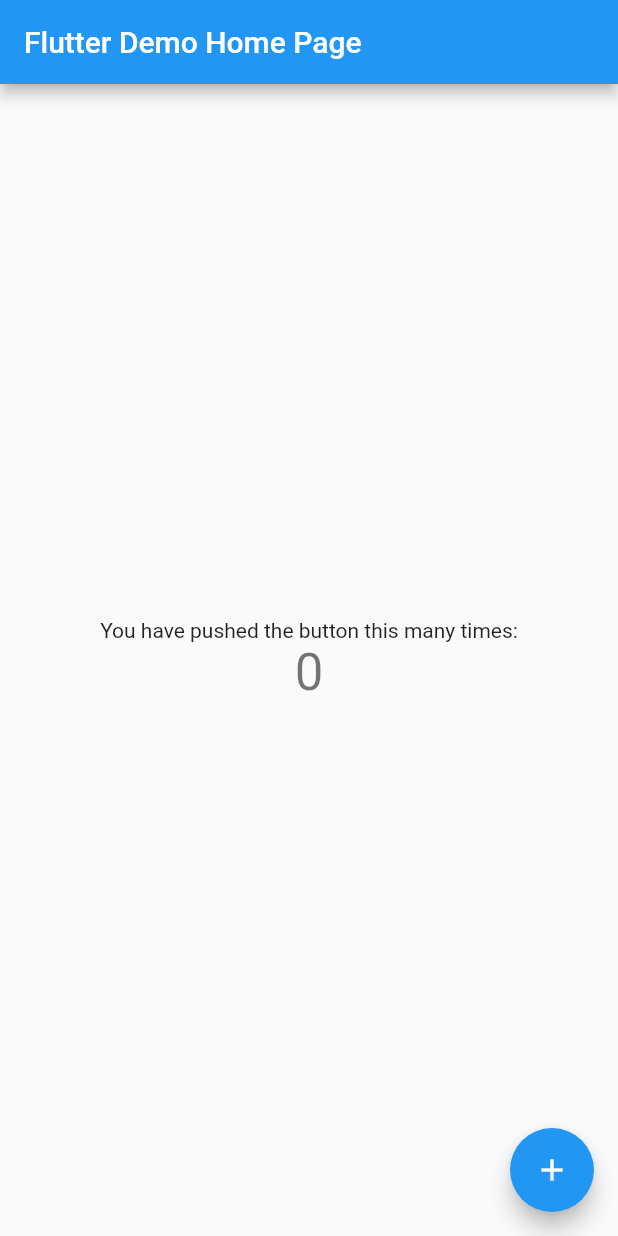
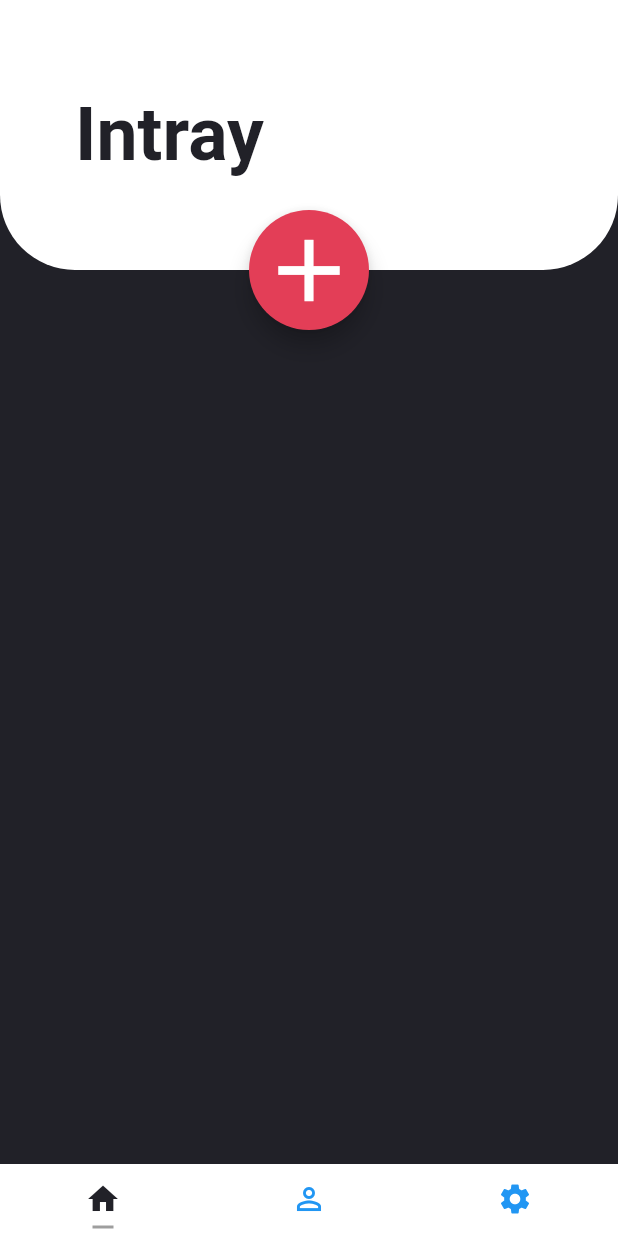
Before and after one commit to wchen1117/todo-app, a Flutter app: the screen it shows after launch, on a phone screen of 412 x 824 dp. Run offline on Flutter 3.47's test engine with Material 2 defaults, Android fonts, the phone set to English and light mode, and no system bars; Roboto replaces fonts that are missing (Avenir).

Commit message:
Create Intray top bar and button #2

```diff
--- a/App/todoapp/lib/main.dart
+++ b/App/todoapp/lib/main.dart
@@ -1,4 +1,6 @@
 import 'package:flutter/material.dart';
+import 'package:flutter/rendering.dart';
+import 'package:todoapp/models/global.dart';
 
 void main() {
   runApp(MyApp());
@@ -9,35 +11,17 @@ class MyApp extends StatelessWidget {
   @override
   Widget build(BuildContext context) {
     return MaterialApp(
-      title: 'Flutter Demo',
+      title: 'ToDo App',
       theme: ThemeData(
-        // This is the theme of your application.
-        //
-        // Try running your application with "flutter run". You'll see the
-        // application has a blue toolbar. Then, without quitting the app, try
-        // changing the primarySwatch below to Colors.green and then invoke
-        // "hot reload" (press "r" in the console where you ran "flutter run",
-        // or simply save your changes to "hot reload" in a Flutter IDE).
-        // Notice that the counter didn't reset back to zero; the application
-        // is not restarted.
         primarySwatch: Colors.blue,
       ),
-      home: MyHomePage(title: 'Flutter Demo Home Page'),
+      home: MyHomePage(title: 'Welcome to Todo App v2'),
     );
   }
 }
 
 class MyHomePage extends StatefulWidget {
   MyHomePage({Key key, this.title}) : super(key: key);
-
-  // This widget is the home page of your application. It is stateful, meaning
-  // that it has a State object (defined below) that contains fields that affect
-  // how it looks.
-
-  // This class is the configuration for the state. It holds the values (in this
-  // case the title) provided by the parent (in this case the App widget) and
-  // used by the build method of the State. Fields in a Widget subclass are
-  // always marked "final".
 
   final String title;
 
@@ -46,18 +30,6 @@ class MyHomePage extends StatefulWidget {
 }
 
 class _MyHomePageState extends State<MyHomePage> {
-  int _counter = 0;
-
-  void _incrementCounter() {
-    setState(() {
-      // This call to setState tells the Flutter framework that something has
-      // changed in this State, which causes it to rerun the build method below
-      // so that the display can reflect the updated values. If we changed
-      // _counter without calling setState(), then the build method would not be
-      // called again, and so nothing would appear to happen.
-      _counter++;
-    });
-  }
 
   @override
   Widget build(BuildContext context) {
@@ -67,47 +39,75 @@ class _MyHomePageState extends State<MyHomePage> {
     // The Flutter framework has been optimized to make rerunning build methods
     // fast, so that you can just rebuild anything that needs updating rather
     // than having to individually change instances of widgets.
-    return Scaffold(
-      appBar: AppBar(
-        // Here we take the value from the MyHomePage object that was created by
-        // the App.build method, and use it to set our appbar title.
-        title: Text(widget.title),
-      ),
-      body: Center(
-        // Center is a layout widget. It takes a single child and positions it
-        // in the middle of the parent.
-        child: Column(
-          // Column is also a layout widget. It takes a list of children and
-          // arranges them vertically. By default, it sizes itself to fit its
-          // children horizontally, and tries to be as tall as its parent.
-          //
-          // Invoke "debug painting" (press "p" in the console, choose the
-          // "Toggle Debug Paint" action from the Flutter Inspector in Android
-          // Studio, or the "Toggle Debug Paint" command in Visual Studio Code)
-          // to see the wireframe for each widget.
-          //
-          // Column has various properties to control how it sizes itself and
-          // how it positions its children. Here we use mainAxisAlignment to
-          // center the children vertically; the main axis here is the vertical
-          // axis because Columns are vertical (the cross axis would be
-          // horizontal).
-          mainAxisAlignment: MainAxisAlignment.center,
-          children: <Widget>[
-            Text(
-              'You have pushed the button this many times:',
+    return MaterialApp(
+      color: Colors.yellow,
+      home: SafeArea(
+        child: DefaultTabController(
+          length: 3,
+          child: new Scaffold(
+            body: Stack(
+              children: [
+                TabBarView(
+                  children: [
+                    new Container(
+                      color: darkGreyColor,
+                    ),
+                    new Container(color: Colors.orange,),
+                    new Container(
+                      color: Colors.lightGreen,
+                    ),
+                  ],
+                ),
+                Container(
+                  height: 180,
+                  padding: EdgeInsets.only(left: 50),
+                  decoration: BoxDecoration(
+                    color: Colors.white,
+                    borderRadius: BorderRadius.only(
+                      bottomLeft: Radius.circular(50),
+                      bottomRight: Radius.circular(50)
+                    )
+                  ),
+                  child: Row(
+                    mainAxisAlignment: MainAxisAlignment.spaceBetween,
+                    children: [
+                      Text("Intray", style: intrayTitleStyle,),
+                      Container()
+                    ],
+                  ),
+                ),
+                Container(
+                  height: 80,
+                  width: 80,
+                  margin: EdgeInsets.only(top: 140, left: MediaQuery.of(context).size.width*0.5 - 40),
+                  child: FloatingActionButton(
+                    child: Icon(Icons.add, size: 70,),
+                    backgroundColor: redColor,
+                    onPressed: () {},
+                  )
+                )
+              ],
             ),
-            Text(
-              '$_counter',
-              style: Theme.of(context).textTheme.headline4,
+            bottomNavigationBar: new TabBar(
+              tabs: [
+                Tab(
+                  icon: new Icon(Icons.home),
+                ),
+                Tab(
+                  icon: new Icon(Icons.perm_identity),
+                ),
+                Tab(icon: new Icon(Icons.settings),)
+              ],
+              labelColor: darkGreyColor,
+              unselectedLabelColor: Colors.blue,
+              indicatorSize: TabBarIndicatorSize.label,
+              indicatorPadding: EdgeInsets.all(5.0),
+              indicatorColor: Colors.grey,
             ),
-          ],
+            backgroundColor: Colors.white,
+          ),
         ),
       ),
-      floatingActionButton: FloatingActionButton(
-        onPressed: _incrementCounter,
-        tooltip: 'Increment',
-        child: Icon(Icons.add),
-      ), // This trailing comma makes auto-formatting nicer for build methods.
     );
   }
 }
--- /dev/null
+++ b/App/todoapp/lib/models/global.dart
@@ -0,0 +1,7 @@
+import 'package:flutter/material.dart';
+
+Color darkGreyColor = new Color(0xFF212128);
+Color redColor = new Color(0xFFE33E57);
+
+TextStyle intrayTitleStyle = new TextStyle(fontFamily: 'Avenir', fontWeight: FontWeight.bold, fontSize: 49, color: darkGreyColor);
+// TextStyle taskTitleStyle
```
